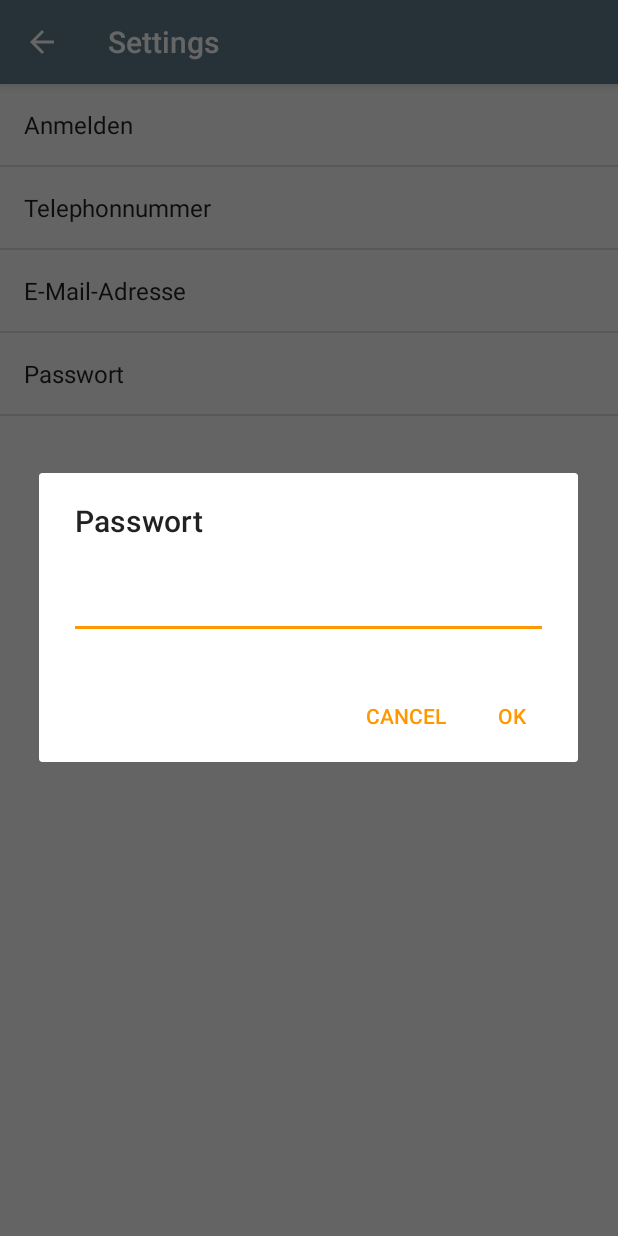
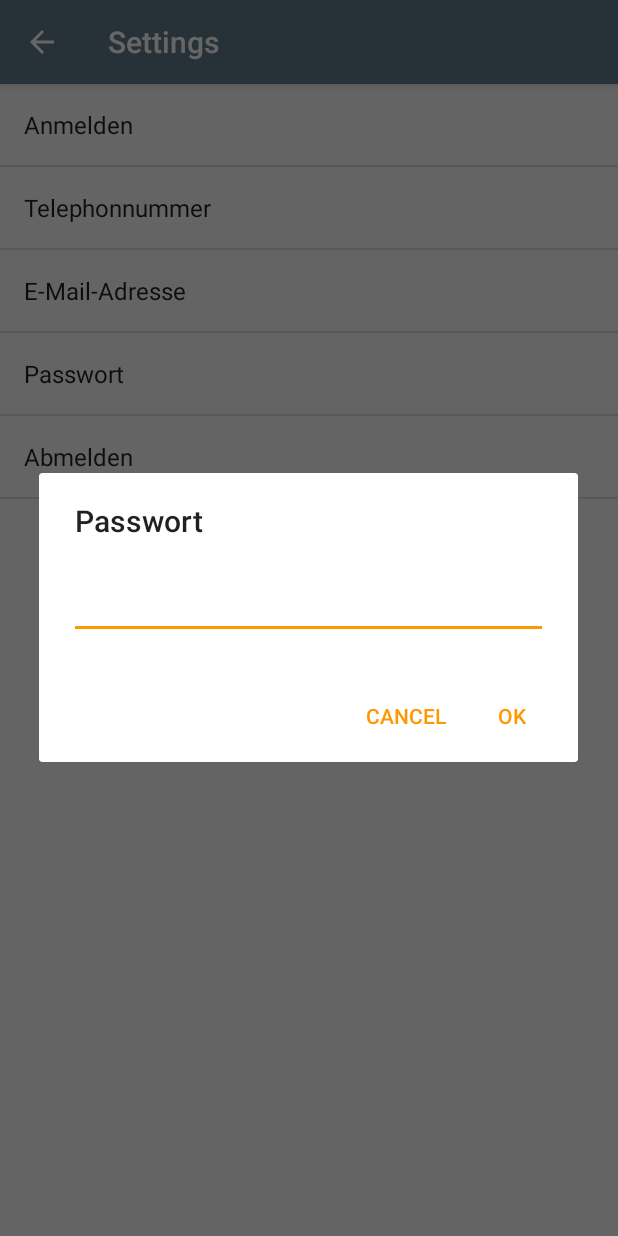
Before and after one commit to leonardpieper/ceciVPlan2, an Android app: the SettingsActivity2 screen opened directly, with no data from a screen before it, after a tap on "Passwort", on a phone screen of 412 x 824 dp. Run offline under Robolectric (Android 15) with nearby library versions, the phone set to English and light mode, and no system bars; our stand-ins replace Firebase (no records; nobody signed in at launch, a user with empty details on screens opened directly); 3 other taps on this screen came first.

Commit message:
Kleinere Änderungen

```diff
--- a/app/src/main/res/xml/pref_account.xml
+++ b/app/src/main/res/xml/pref_account.xml
@@ -27,4 +27,9 @@
         android:singleLine="true"
         android:inputType="textPassword"
         android:title="Passwort" />
+
+    <Preference
+        android:title="Abmelden"
+        android:key="pref_account_pref_signout">
+    </Preference>
 </PreferenceScreen>
```
Also changed, not shown: app/src/main/java/com/github/leonardpieper/ceciVPlan/MainActivity.java (+5 -2 lines), app/src/main/java/com/github/leonardpieper/ceciVPlan/SettingsActivity2.java (+14 -1 lines), app/src/main/java/com/github/leonardpieper/ceciVPlan/SignUpActivity.java (+17 -3 lines), 2 other files.
